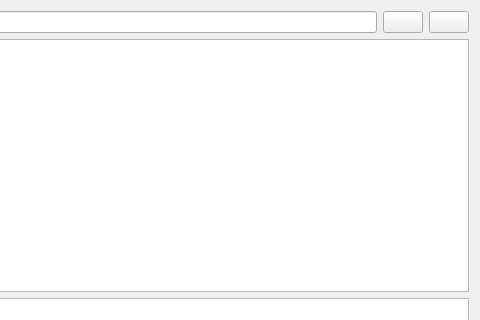
First picture: the form in widgets/infowidgets.ui, repository SunStorm2018/media-debuger, before the edit; both pictures show x 448 to 928 and y 0 to 320 of the 928 by 562 pixel window.
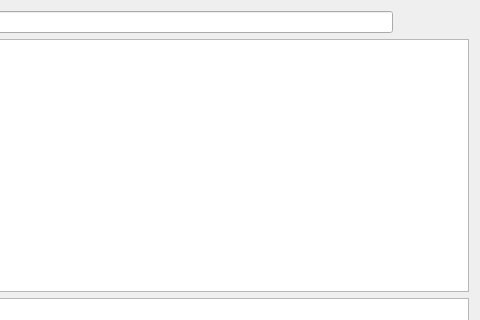
Second picture: the form after the edit. Icons and pictures are not drawn.

Patch:
```diff
--- a/widgets/infowidgets.ui
+++ b/widgets/infowidgets.ui
@@ -13,6 +13,11 @@
   <property name="windowTitle">
    <string>Form</string>
   </property>
+  <property name="styleSheet">
+   <string notr="true">QPushButton{
+	border: none;
+}</string>
+  </property>
   <layout class="QVBoxLayout" name="verticalLayout">
    <item>
     <layout class="QHBoxLayout" name="horizontalLayout">
```
Left out of the diff: 8 changed lines with no effect on the pictures.
